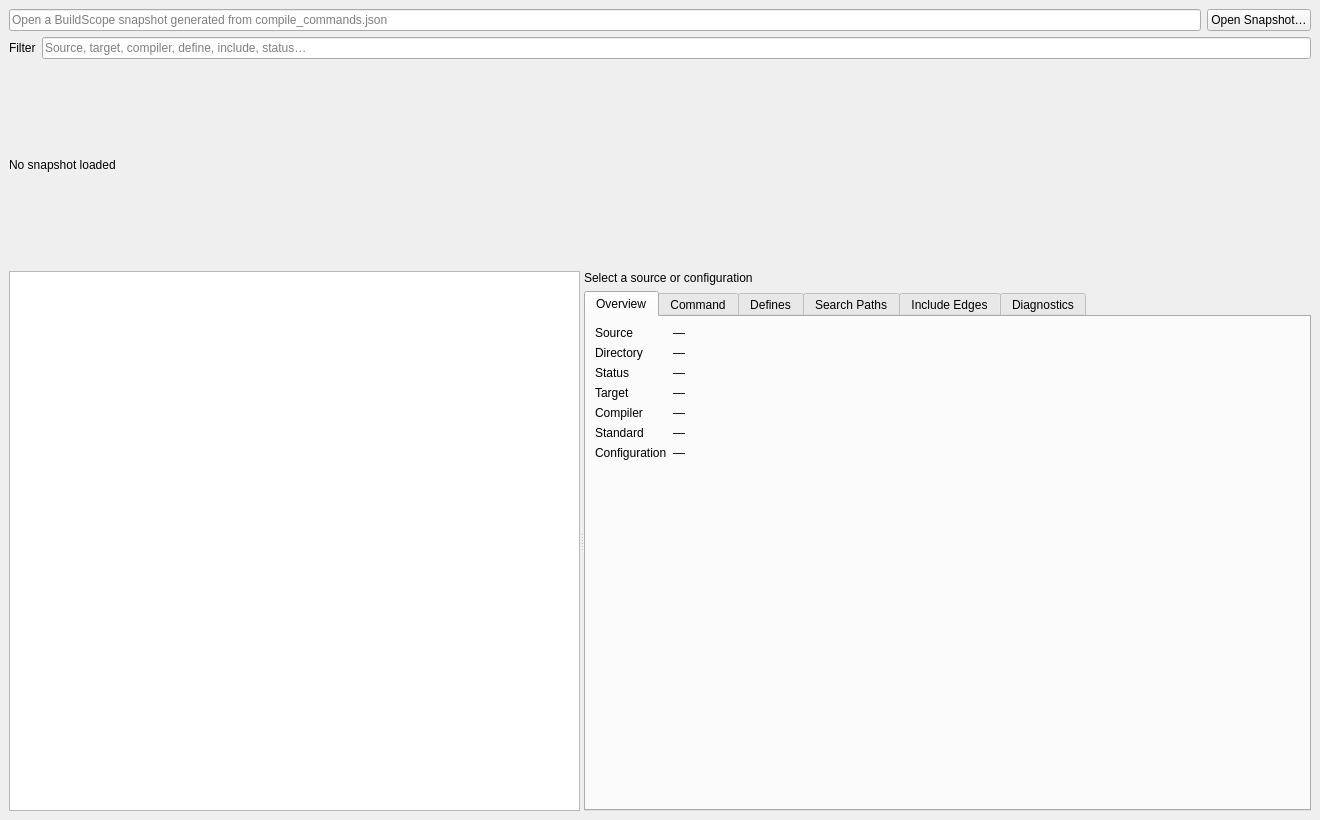
Qt form buildscope/ui/main_window.ui (jihoon22-lee/toy-projects) before a commit.
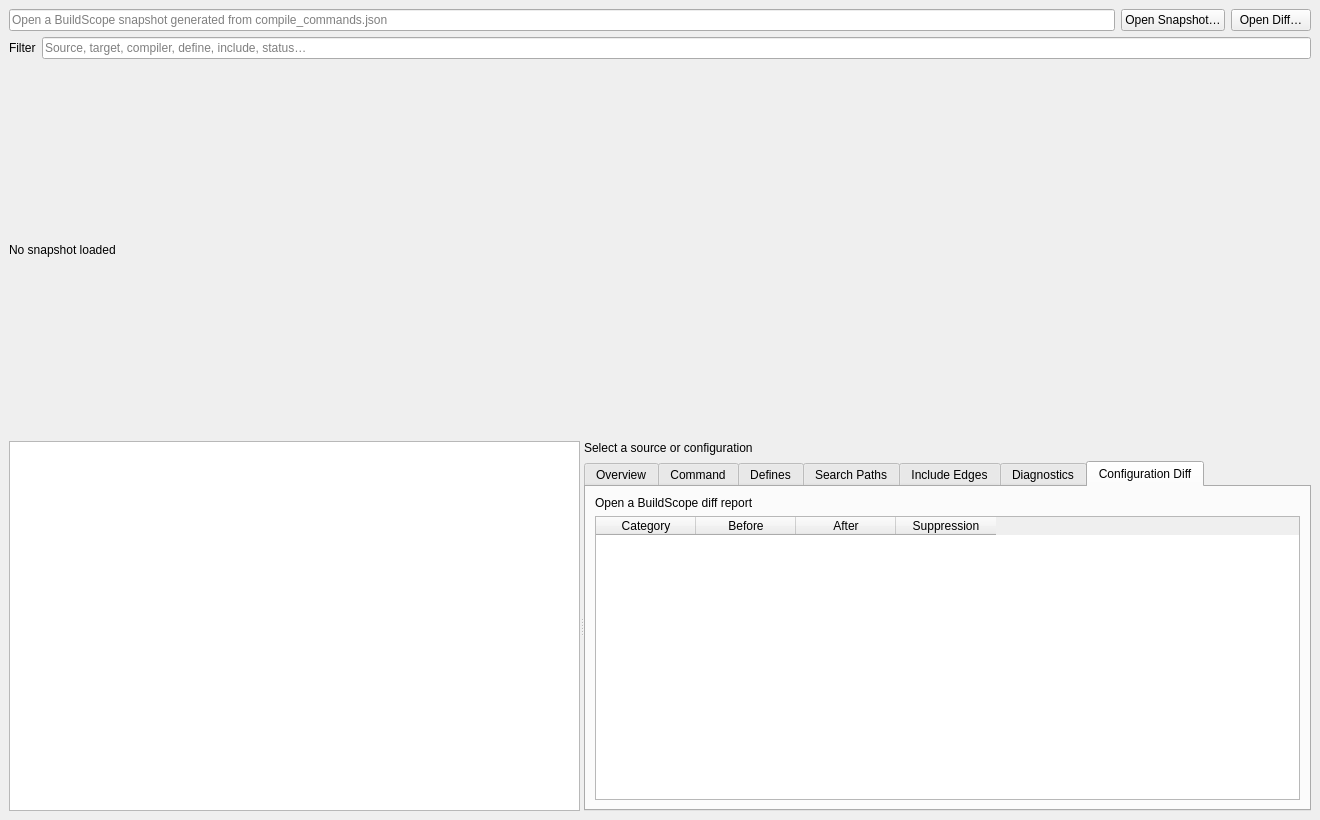
The same form after that commit. The open tabs and pages were chosen to show the change.

Commit message:
feat(buildscope): add semantic configuration diff (#36)
* feat(buildscope): add semantic configuration diff core

* feat(buildscope): add configuration diff contract

* feat(buildscope): harden configuration diff viewer

* chore(buildscope): prepare 0.5.0 verification

* refactor(buildscope): strengthen diff quality gates

* test(buildscope): cover strict diff rejection paths

* docs(buildscope): record B4 verification evidence

* chore(ci): pin ici v0.9.1

* docs(buildscope): record B4 remote evidence

What changed in the file:
```diff
--- a/buildscope/ui/main_window.ui
+++ b/buildscope/ui/main_window.ui
@@ -10,6 +10,7 @@
      <layout class="QHBoxLayout" name="pathLayout">
       <item><widget class="QLineEdit" name="pathEdit"><property name="readOnly"><bool>true</bool></property><property name="placeholderText"><string>Open a BuildScope snapshot generated from compile_commands.json</string></property></widget></item>
       <item><widget class="QPushButton" name="openButton"><property name="text"><string>Open Snapshot…</string></property></widget></item>
+      <item><widget class="QPushButton" name="openDiffButton"><property name="text"><string>Open Diff…</string></property></widget></item>
      </layout>
     </item>
     <item>
@@ -85,6 +86,13 @@
            <attribute name="title"><string>Diagnostics</string></attribute>
            <layout class="QVBoxLayout" name="diagnosticsLayout"><item><widget class="QTreeWidget" name="diagnosticTree"><property name="alternatingRowColors"><bool>true</bool></property><property name="rootIsDecorated"><bool>false</bool></property><column><property name="text"><string>Severity</string></property></column><column><property name="text"><string>Code</string></property></column><column><property name="text"><string>Message</string></property></column></widget></item></layout>
           </widget>
+          <widget class="QWidget" name="diffTab">
+           <attribute name="title"><string>Configuration Diff</string></attribute>
+           <layout class="QVBoxLayout" name="diffLayout">
+            <item><widget class="QLabel" name="diffSummaryLabel"><property name="text"><string>Open a BuildScope diff report</string></property><property name="wordWrap"><bool>true</bool></property><property name="textInteractionFlags"><set>Qt::TextSelectableByMouse</set></property></widget></item>
+            <item><widget class="QTableWidget" name="diffChangeTable"><property name="alternatingRowColors"><bool>true</bool></property><property name="editTriggers"><set>QAbstractItemView::NoEditTriggers</set></property><property name="selectionBehavior"><enum>QAbstractItemView::SelectRows</enum></property><column><property name="text"><string>Category</string></property></column><column><property name="text"><string>Before</string></property></column><column><property name="text"><string>After</string></property></column><column><property name="text"><string>Suppression</string></property></column></widget></item>
+           </layout>
+          </widget>
          </widget>
         </item>
        </layout>
```
The commit also changes 44 other files.
